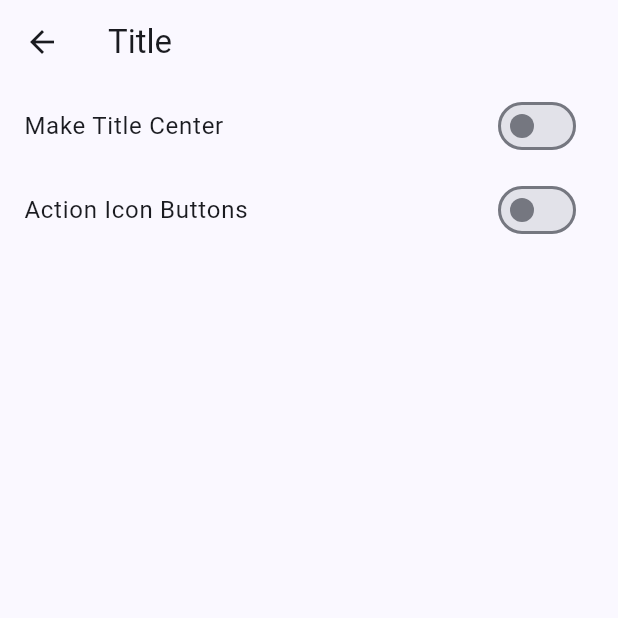
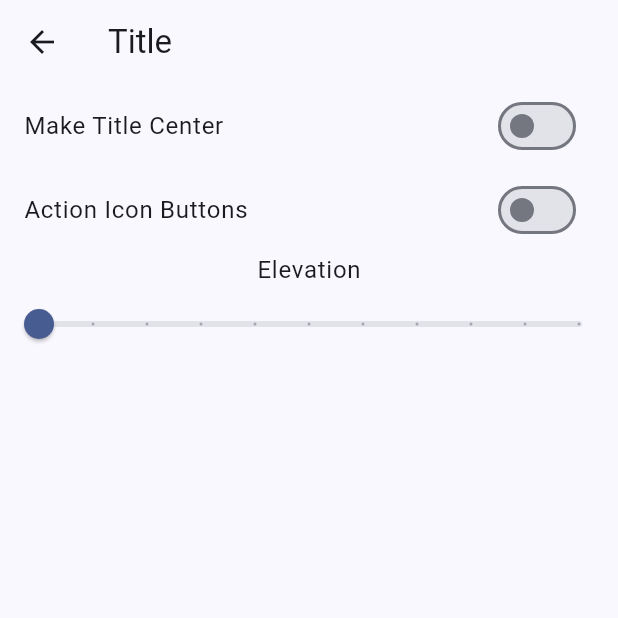
Before and after one commit to VrushankBardolia/material3_widgets, a Flutter app: the screen it shows after launch, tab 4 chosen, after a tap on "Appbar Demo", on a phone screen of 412 x 824 dp, the top half of it. Run offline on Flutter 3.47's test engine with Material 2 defaults, Android fonts, the phone set to English and light mode, and no system bars.

Commit message:
Some changes

```diff
--- a/lib/screens/navigation.dart
+++ b/lib/screens/navigation.dart
@@ -1,6 +1,8 @@
 import 'package:flutter/material.dart';
-import 'package:m3_widgets/widgets/appbar.dart';
-import 'package:m3_widgets/widgets/tabbar.dart';
+
+import '../widgets/appbar.dart';
+import '../widgets/bottombar.dart';
+import '../widgets/tabbar.dart';
 import '../widgets/drawer.dart';
 import '../widgets/navigationRail.dart';
 import '../widgets/navigationbar.dart';
@@ -32,17 +34,11 @@ class Navigation extends StatelessWidget {
               // ======================================
               Text('Bottom Bar', style: Theme.of(context).textTheme.headlineMedium),
 
-              BottomAppBar(
-                child: IconTheme(
-                  data: Theme.of(context).iconTheme,
-                  child: Row(
-                    children: [
-                      IconButton(onPressed: (){}, icon: const Icon(Icons.graphic_eq)),
-                      IconButton(onPressed: (){}, icon: const Icon(Icons.link_rounded)),
-                      IconButton(onPressed: (){}, icon: const Icon(Icons.copy)),
-                    ],
-                  ),
-                ),
+              FilledButton.tonal(
+                child: const Text('Bottom Bar Demo'),
+                onPressed: (){
+                  Navigator.push(context, MaterialPageRoute(builder: (context) => const BottomBarDemo()));
+                },
               ),
 
               const Divider(height: 12),
@@ -84,7 +80,6 @@ class Navigation extends StatelessWidget {
                 },
               ),
 
-
               const Divider(height: 12),
               const SizedBox(height: 20),
 
--- a/lib/screens/selection.dart
+++ b/lib/screens/selection.dart
@@ -1,5 +1,4 @@
 import 'package:flutter/material.dart';
-
 
 enum Colors { blue, red , yellow }
 
--- a/lib/widgets/appbar.dart
+++ b/lib/widgets/appbar.dart
@@ -10,6 +10,7 @@ class AppbarDemo extends StatefulWidget {
 class _AppbarDemoState extends State<AppbarDemo> {
   bool centerTitle = false;
   bool action = false;
+  double elevate=0;
 
   @override
   Widget build(BuildContext context) {
@@ -21,6 +22,7 @@ class _AppbarDemoState extends State<AppbarDemo> {
           IconButton(onPressed: (){}, icon: Icon(Icons. notifications)),
           IconButton(onPressed: (){}, icon: Icon(Icons.person)),
         ] : null,
+        elevation: elevate,
       ),
       body: Center(
         child: Column(
@@ -43,6 +45,18 @@ class _AppbarDemoState extends State<AppbarDemo> {
                   });
                 }
             ),
+            Text('Elevation',style: Theme.of(context).textTheme.bodyLarge),
+            Slider(
+              value: elevate,
+              max: 10,
+              divisions: 10,
+              label: elevate.round().toString(),
+              onChanged: (double value) {
+                setState(() {
+                  elevate = value;
+                });
+              },
+            ),
           ],
         ),
       ),
```
